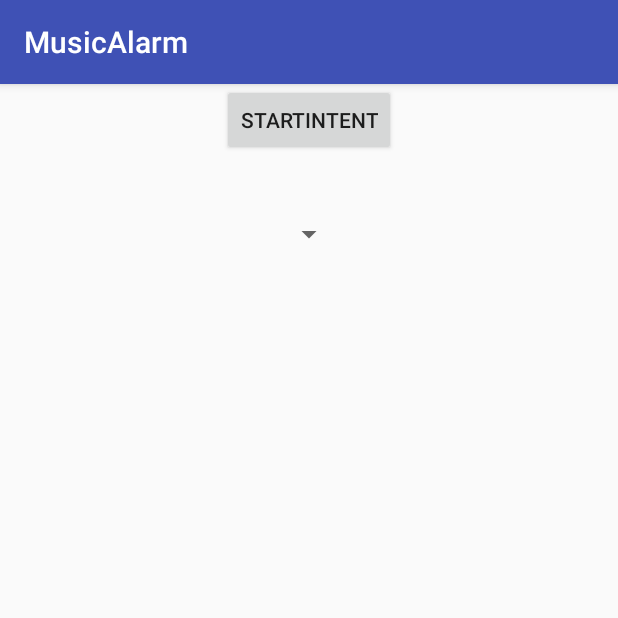
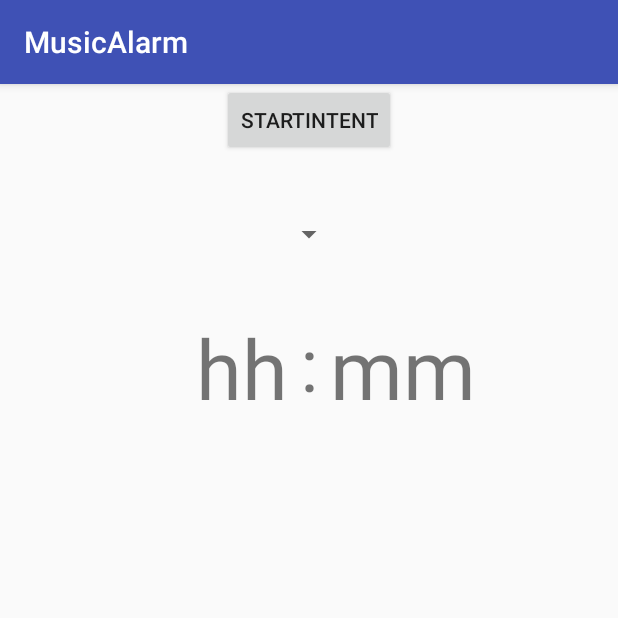
Before and after one commit to Drop92/MusicAlarm, an Android app: the screen it shows after launch (MainActivity), on a phone screen of 412 x 824 dp, the top half of it. Run offline under Robolectric (Android 15) with nearby library versions, the phone set to English and light mode, and no system bars.

Commit message:
add time picker fragment

```diff
--- a/mobile/build.gradle
+++ b/mobile/build.gradle
@@ -24,9 +24,10 @@ android {
 
 dependencies {
     implementation fileTree(dir: 'libs', include: ['*.jar'])
-    implementation"org.jetbrains.kotlin:kotlin-stdlib-jre7:$kotlin_version"
+    implementation "org.jetbrains.kotlin:kotlin-stdlib-jre7:$kotlin_version"
     implementation 'com.android.support:appcompat-v7:27.1.1'
     implementation 'com.android.support.constraint:constraint-layout:1.0.2'
+    implementation 'com.android.support:support-v4:27.1.1'
     testImplementation 'junit:junit:4.12'
     androidTestImplementation 'com.android.support.test:runner:1.0.1'
     androidTestImplementation 'com.android.support.test.espresso:espresso-core:3.0.1'
--- a/mobile/src/main/java/com/drop92/musicalarm/MainActivity.kt
+++ b/mobile/src/main/java/com/drop92/musicalarm/MainActivity.kt
@@ -6,15 +6,17 @@ import android.content.Intent
 import android.net.Uri
 import android.support.v7.app.AppCompatActivity
 import android.os.Bundle
+import android.util.Log
 import android.widget.ArrayAdapter
 import android.widget.Toast
+import com.drop92.musicalarm.fragment.TimePickerFragment
 import com.drop92.musicalarm.model.PlaybackType
 import kotlinx.android.synthetic.main.activity_main.*
 import java.util.*
 import kotlin.collections.ArrayList
 import kotlin.concurrent.timerTask
 
-class MainActivity : AppCompatActivity() {
+class MainActivity : AppCompatActivity(), TimePickerFragment.OnFragmentInteractionListener {
     private val TAG = "Debug"
     private val FEELING_LUCKY_QUERY = ""
     private val NEXT_SONG_TIMEOUT = 5000
@@ -103,4 +105,8 @@ class MainActivity : AppCompatActivity() {
        i.putExtra("command", "next")
        sendBroadcast(i)
     }
+
+    override fun onFragmentInteraction(time: Long) {
+        Log.d("!!!!", "fragment Stuff " + time)
+    }
 }
--- /dev/null
+++ b/mobile/src/main/java/com/drop92/musicalarm/fragment/TimePickerFragment.kt
@@ -0,0 +1,135 @@
+package com.drop92.musicalarm.fragment
+
+import android.app.AlertDialog.THEME_DEVICE_DEFAULT_DARK
+import android.app.TimePickerDialog
+import android.content.Context
+import android.os.Bundle
+import android.support.v4.app.Fragment
+import android.view.LayoutInflater
+import android.view.View
+import android.view.ViewGroup
+import android.widget.TimePicker
+
+import com.drop92.musicalarm.R
+import kotlinx.android.synthetic.main.fragment_time_picker.*
+import java.text.SimpleDateFormat
+import java.util.*
+
+// TODO: Rename parameter arguments, choose names that match
+// the fragment initialization parameters, e.g. ARG_ITEM_NUMBER
+private const val ARG_HOURS = "param1"
+private const val ARG_MINUTES = "param2"
+
+/**
+ * A simple [Fragment] subclass.
+ * Activities that contain this fragment must implement the
+ * [TimePickerFragment.OnFragmentInteractionListener] interface
+ * to handle interaction events.
+ * Use the [TimePickerFragment.newInstance] factory method to
+ * create an instance of this fragment.
+ *
+ */
+class TimePickerFragment : Fragment(), TimePickerDialog.OnTimeSetListener {
+    // TODO: Rename and change types of parameters
+    private var hours: Int? = null
+    private var minutes: Int? = null
+    private var listener: OnFragmentInteractionListener? = null
+
+    override fun onCreate(savedInstanceState: Bundle?) {
+        super.onCreate(savedInstanceState)
+        arguments?.let {
+            hours = it.getString(ARG_HOURS).toInt()
+            minutes = it.getString(ARG_MINUTES).toInt()
+        }
+    }
+
+    override fun onActivityCreated(savedInstanceState: Bundle?) {
+        super.onActivityCreated(savedInstanceState)
+
+        widget.setOnClickListener {
+            val calendar = Calendar.getInstance()
+            val hour = calendar.get(Calendar.HOUR_OF_DAY)
+            val minute = calendar.get(Calendar.MINUTE)
+
+            val tpd = TimePickerDialog(activity,THEME_DEVICE_DEFAULT_DARK, this, hour, minute, true)
+            tpd.show()
+        }
+    }
+
+    override fun onTimeSet(view: TimePicker, hourOfDay: Int, minute: Int) {
+        // Do something with the returned time
+        time_picker_hours.text = String.format("%02d", hourOfDay)
+        time_picker_minutes.text = String.format("%02d", minute)
+        hours = hourOfDay
+        minutes = minute
+
+        var date = Date(System.currentTimeMillis())
+        var formatter = SimpleDateFormat("yyyy/MM/dd")
+        val today = formatter.format(date)
+
+        var result:Long = formatter.parse(today).time
+
+        result += hourOfDay * 60 * 60 * 1000 + minute * 60 * 1000
+
+        if (result < System.currentTimeMillis())
+            result += 24 * 60 * 60 * 1000
+
+        listener?.onFragmentInteraction(result)
+    }
+
+    override fun onCreateView(inflater: LayoutInflater, container: ViewGroup?,
+                              savedInstanceState: Bundle?): View? {
+        // Inflate the layout for this fragment
+        return inflater.inflate(R.layout.fragment_time_picker, container, false)
+    }
+
+    override fun onAttach(context: Context) {
+        super.onAttach(context)
+        if (context is OnFragmentInteractionListener) {
+            listener = context
+        } else {
+            throw RuntimeException(context.toString() + " must implement OnFragmentInteractionListener")
+        }
+    }
+
+    override fun onDetach() {
+        super.onDetach()
+        listener = null
+    }
+
+    /**
+     * This interface must be implemented by activities that contain this
+     * fragment to allow an interaction in this fragment to be communicated
+     * to the activity and potentially other fragments contained in that
+     * activity.
+     *
+     *
+     * See the Android Training lesson [Communicating with Other Fragments]
+     * (http://developer.android.com/training/basics/fragments/communicating.html)
+     * for more information.
+     */
+    interface OnFragmentInteractionListener {
+        // TODO: Update argument type and name
+        fun onFragmentInteraction(timestamp: Long)
+    }
+
+    companion object {
+        /**
+         * Use this factory method to create a new instance of
+         * this fragment using the provided parameters.
+         *
+         * @param param1 Parameter 1.
+         * @param param2 Parameter 2.
+         * @return A new instance of fragment TimePickerFragment.
+         */
+        // TODO: Rename and change types and number of parameters
+        @JvmStatic
+        fun newInstance(param1: String, param2: String) =
+            TimePickerFragment().apply {
+                arguments = Bundle().apply {
+                    putString(ARG_HOURS, param1)
+                    putString(ARG_MINUTES, param2)
+                }
+            }
+    }
+}
--- a/mobile/src/main/res/layout/activity_main.xml
+++ b/mobile/src/main/res/layout/activity_main.xml
@@ -24,4 +24,15 @@
         app:layout_constraintRight_toRightOf="parent"
         app:layout_constraintTop_toBottomOf="@+id/btn_start_intent" />
 
+    <fragment
+        android:id="@+id/headlines_fragment"
+        android:name="com.drop92.musicalarm.fragment.TimePickerFragment"
+        android:layout_width="match_parent"
+        android:layout_height="wrap_content"
+        android:layout_weight="1"
+        android:layout_marginTop="40dp"
+        app:layout_constraintLeft_toLeftOf="parent"
+        app:layout_constraintRight_toRightOf="parent"
+        app:layout_constraintTop_toBottomOf="@+id/playlist_spinner" />
+
 </android.support.constraint.ConstraintLayout>
--- /dev/null
+++ b/mobile/src/main/res/layout/fragment_time_picker.xml
@@ -0,0 +1,43 @@
+<?xml version="1.0" encoding="utf-8"?>
+<FrameLayout xmlns:android="http://schemas.android.com/apk/res/android"
+    xmlns:tools="http://schemas.android.com/tools"
+    android:layout_width="match_parent"
+    android:layout_height="match_parent"
+    tools:context=".fragment.TimePickerFragment">
+
+    <RelativeLayout
+        android:id="@+id/widget"
+        android:layout_width="match_parent"
+        android:layout_height="match_parent"
+        android:layout_gravity="center">
+
+        <TextView
+            android:id="@+id/time_picker_hours"
+            android:layout_width="wrap_content"
+            android:layout_height="wrap_content"
+            android:layout_alignParentTop="true"
+            android:layout_alignEnd="@id/semicolon"
+            android:layout_marginEnd="20dp"
+            android:text="@string/time_picker_fragment_hours"
+            android:textSize="55sp" />
+
+        <TextView
+            android:id="@+id/semicolon"
+            android:layout_width="wrap_content"
+            android:layout_height="wrap_content"
+            android:layout_alignTop="@+id/time_picker_hours"
+            android:layout_centerHorizontal="true"
+            android:text="@string/time_picker_fragment_semicolon"
+            android:textSize="50sp" />
+
+        <TextView
+            android:id="@+id/time_picker_minutes"
+            android:layout_width="wrap_content"
+            android:layout_height="wrap_content"
+            android:layout_alignTop="@+id/time_picker_hours"
+            android:layout_alignStart="@id/semicolon"
+            android:layout_marginStart="20dp"
+            android:text="@string/time_picker_fragment_minutes"
+            android:textSize="55sp" />
+    </RelativeLayout>
+</FrameLayout>
--- a/mobile/src/main/res/values/strings.xml
+++ b/mobile/src/main/res/values/strings.xml
@@ -1,4 +1,10 @@
 <resources>
     <string name="app_name">MusicAlarm</string>
     <string name="start_intent">startIntent</string>
+    <string name="time_picker_fragment_semicolon">:</string>
+    <string name="time_picker_fragment_hours">hh</string>
+    <string name="time_picker_fragment_minutes">mm</string>
+
+    <!-- TODO: Remove or change this placeholder text -->
+    <string name="hello_blank_fragment">Hello blank fragment</string>
 </resources>
```
Also changed, not shown: 1 other file.
